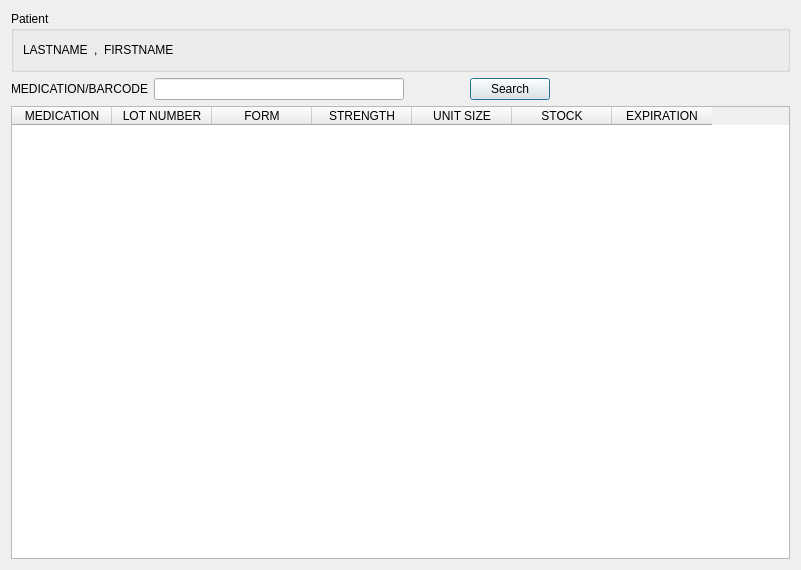
Before: the Qt Designer form src/wizards/Prescription_00.ui in kyledevans/Medicine-Track, drawn with Qt 5.
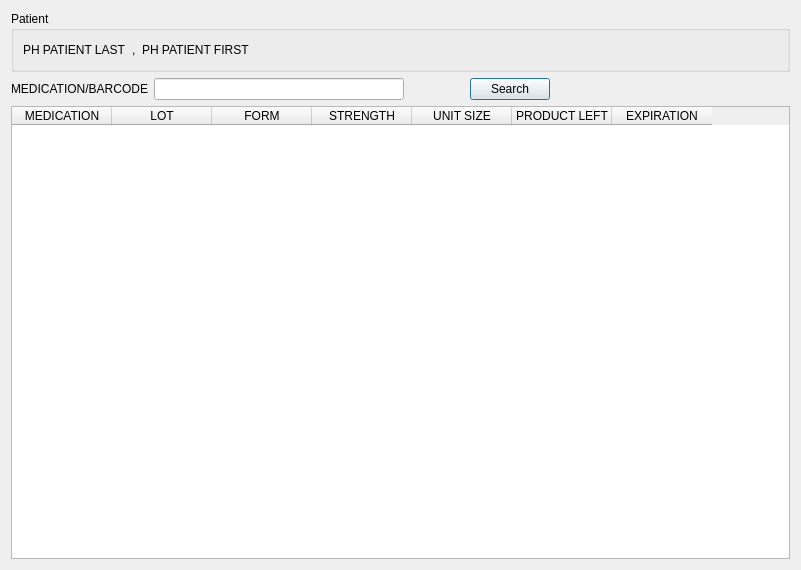
After: the same form once the commit is applied.

The edit to the form file:
```diff
--- a/src/wizards/Prescription_00.ui
+++ b/src/wizards/Prescription_00.ui
@@ -20,7 +20,7 @@
       <item>
        <widget class="QLabel" name="lastLabel">
         <property name="text">
-         <string notr="true">LASTNAME</string>
+         <string notr="true">PH PATIENT LAST</string>
         </property>
        </widget>
       </item>
@@ -34,7 +34,7 @@
       <item>
        <widget class="QLabel" name="firstLabel">
         <property name="text">
-         <string notr="true">FIRSTNAME</string>
+         <string notr="true">PH PATIENT FIRST</string>
         </property>
        </widget>
       </item>
@@ -138,7 +138,7 @@
      </column>
      <column>
       <property name="text">
-       <string>LOT NUMBER</string>
+       <string comment="LOT DISPLAY LABEL">LOT</string>
       </property>
      </column>
      <column>
@@ -158,7 +158,7 @@
      </column>
      <column>
       <property name="text">
-       <string>STOCK</string>
+       <string comment="PRODUCT LEFT DISPLAY LABEL">PRODUCT LEFT</string>
       </property>
      </column>
      <column>
```
Left out of the diff: 51 changed lines with no effect on the pictures.
